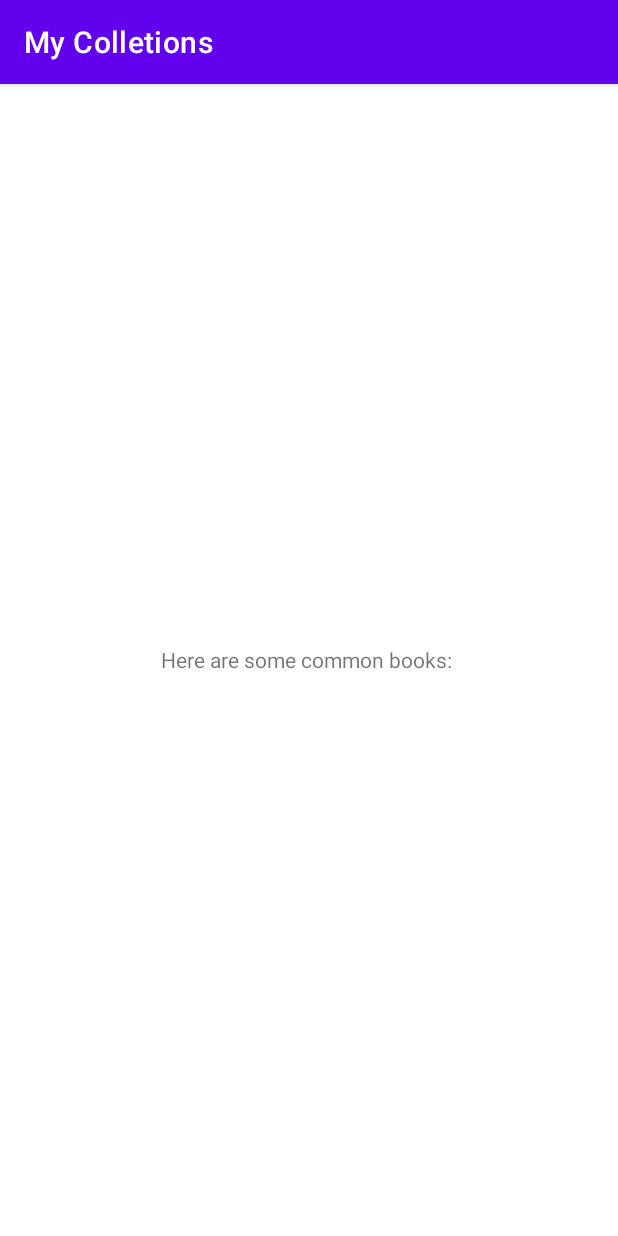
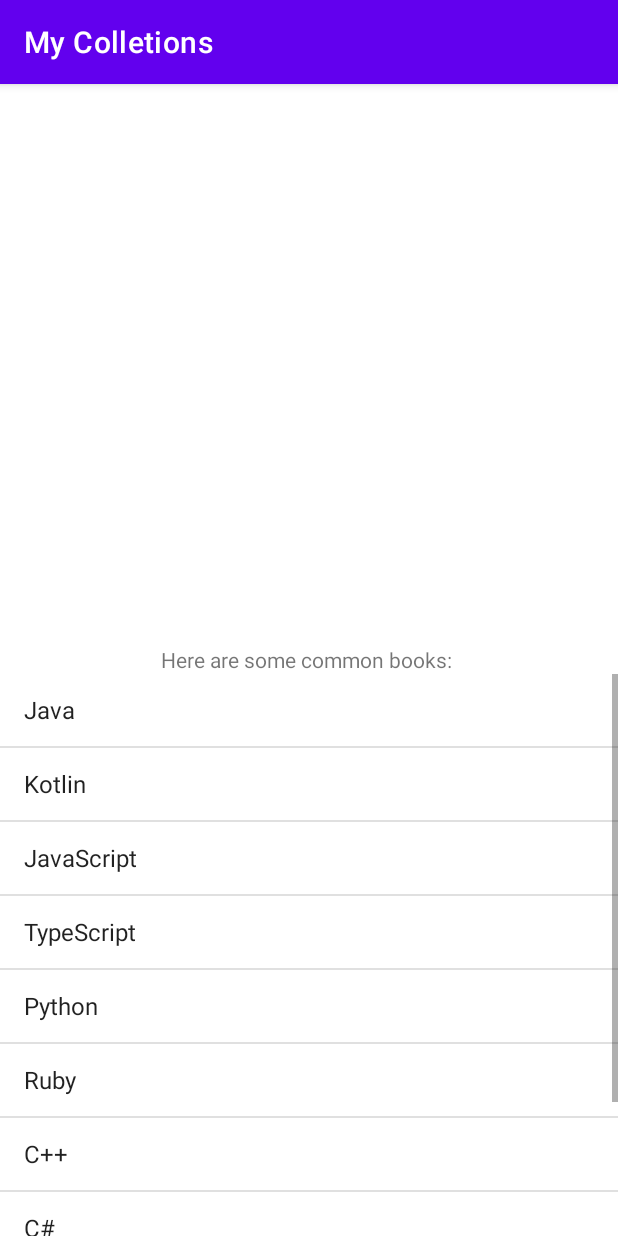
Before and after one commit to aboiyon/bookit, an Android app: the screen it shows after launch (BooksActivity), after a tap on "FIND BOOKS", on a phone screen of 412 x 824 dp. Run offline under Robolectric (Android 15) with nearby library versions, the phone set to English and light mode, and no system bars.

Commit message:
feat: add list view component to display a list of books and an adapter

```diff
--- a/app/src/main/java/com/aboiyon/mycolletions/BooksActivity.java
+++ b/app/src/main/java/com/aboiyon/mycolletions/BooksActivity.java
@@ -4,15 +4,36 @@ import androidx.appcompat.app.AppCompatActivity;
 
 import android.content.Intent;
 import android.os.Bundle;
+import android.view.View;
+import android.widget.AdapterView;
+import android.widget.ArrayAdapter;
+import android.widget.ListView;
 import android.widget.TextView;
+import android.widget.Toast;
 
 public class BooksActivity extends AppCompatActivity {
     private TextView mBooksTextView;
+    private ListView mListView;
+    private String[] books = new String[] {"Java", "Kotlin", "JavaScript", "TypeScript", "Python", "Ruby", "C++", "C#", "c", "Go"};
     @Override
     protected void onCreate(Bundle savedInstanceState) {
         super.onCreate(savedInstanceState);
         setContentView(R.layout.activity_books);
         mBooksTextView = (TextView) findViewById(R.id.booksTextView);
+
+        mListView = (ListView) findViewById(R.id.ListView);
+        mBooksTextView = (TextView) findViewById(R.id.booksTextView);
+
+        ArrayAdapter adapter = new ArrayAdapter(this, android.R.layout.simple_list_item_1, books);
+        mListView.setAdapter(adapter);
+
+        mListView.setOnItemClickListener(new AdapterView.OnItemClickListener() {
+            @Override
+            public void onItemClick(AdapterView<?> adapterView, View view, int position, long l) {
+                String book = ((TextView)view).getText().toString();
+                Toast.makeText(BooksActivity.this, book, Toast.LENGTH_LONG).show();
+            }
+        });
         Intent intent = getIntent();
         String books = intent.getStringExtra("books");
         mBooksTextView.setText("Here are some common books: " + books);
--- a/app/src/main/res/layout/activity_books.xml
+++ b/app/src/main/res/layout/activity_books.xml
@@ -11,4 +11,11 @@
         android:id="@+id/booksTextView"
         android:layout_centerVertical="true"
         android:layout_centerHorizontal="true" />
+    <ListView
+        android:id="@+id/ListView"
+        android:layout_width="match_parent"
+        android:layout_height="wrap_content"
+        android:layout_below="@+id/booksTextView"
+        android:layout_alignParentRight="true"
+        android:layout_alignParentEnd="true"/>
 </RelativeLayout>
```
